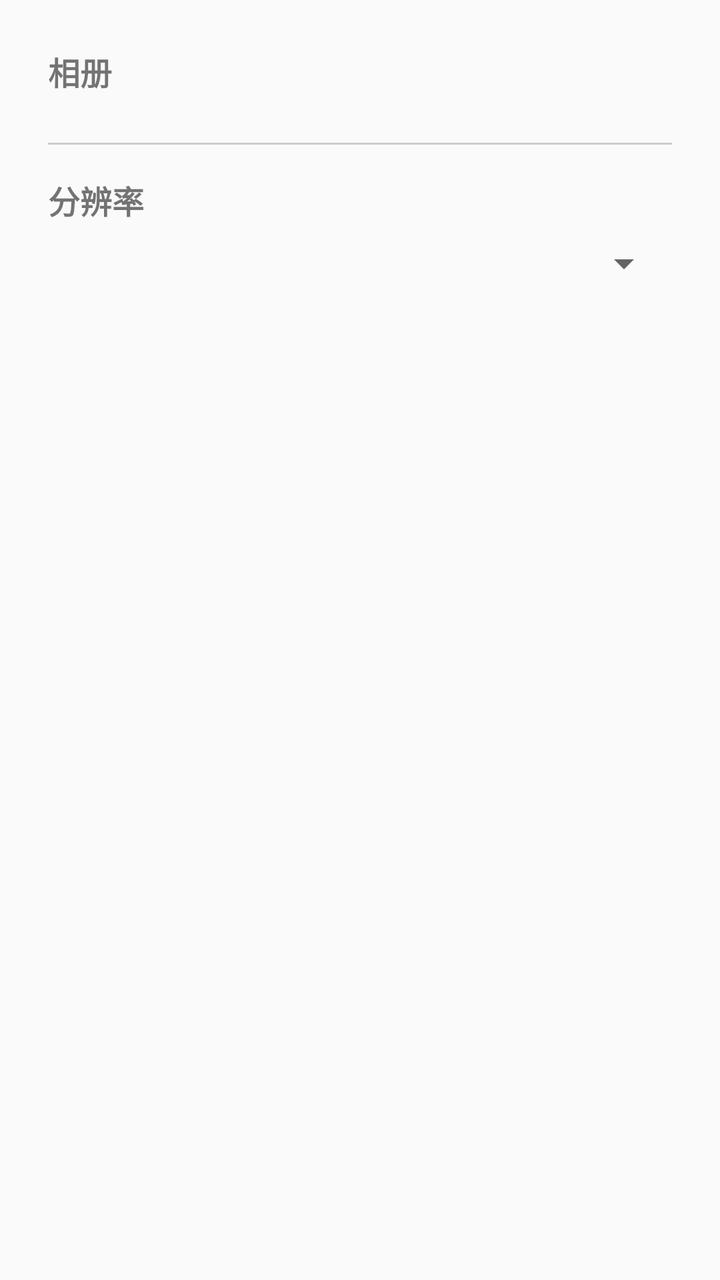
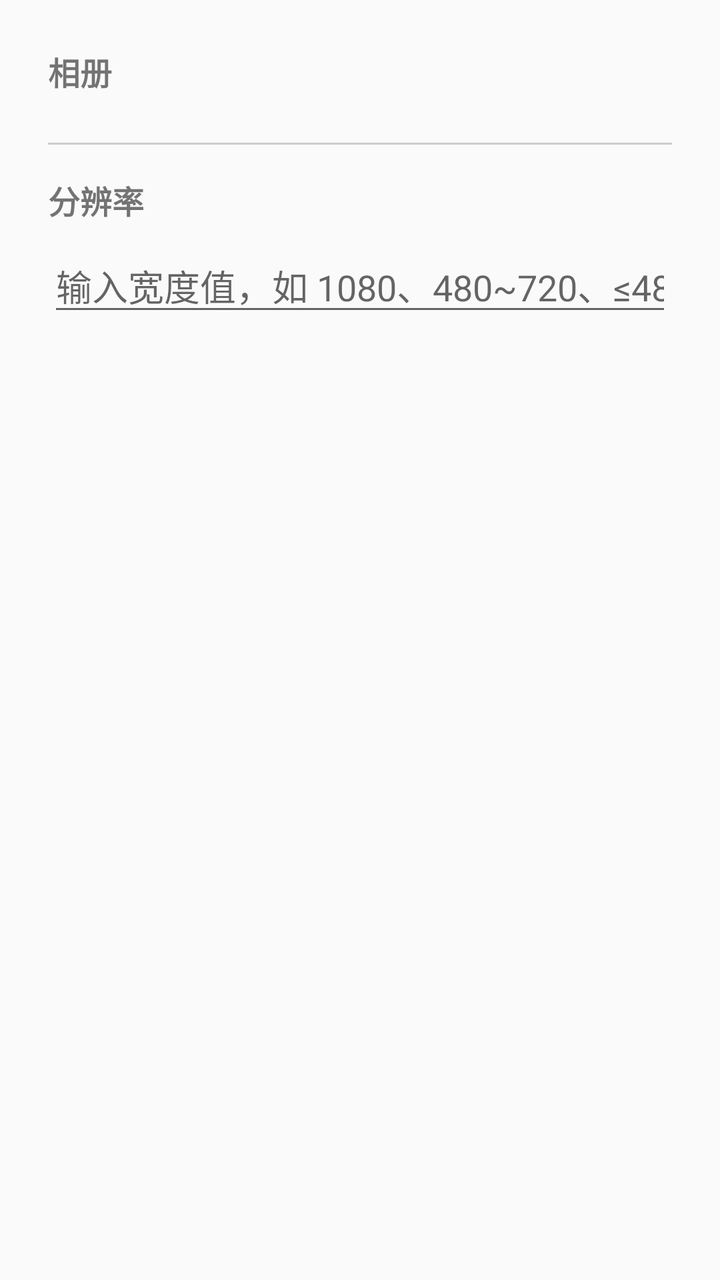

Compare the two renders of this Android layout. The source of the first and the diff that turns it into the second are given below.
<!-- AndroidManifest.xml: application theme Theme.QRCodePicClean -->
<!-- res/layout/dialog_filter.xml -->
<?xml version="1.0" encoding="utf-8"?>
<ScrollView xmlns:android="http://schemas.android.com/apk/res/android"
    android:layout_width="match_parent"
    android:layout_height="match_parent"
    android:padding="24dp">

    <LinearLayout
        android:layout_width="match_parent"
        android:layout_height="wrap_content"
        android:orientation="vertical">

        <TextView
            android:layout_width="wrap_content"
            android:layout_height="wrap_content"
            android:text="@string/filter_albums_section"
            android:textSize="16sp"
            android:textStyle="bold" />

        <LinearLayout
            android:id="@+id/album_container"
            android:layout_width="match_parent"
            android:layout_height="wrap_content"
            android:orientation="vertical"
            android:layout_marginTop="8dp" />

        <View
            android:layout_width="match_parent"
            android:layout_height="1dp"
            android:layout_marginTop="16dp"
            android:layout_marginBottom="16dp"
            android:background="#CCCCCC" />

        <TextView
            android:layout_width="wrap_content"
            android:layout_height="wrap_content"
            android:text="@string/filter_resolution_section"
            android:textSize="16sp"
            android:textStyle="bold" />

        <Spinner
            android:id="@+id/spinner_resolution"
            android:layout_width="match_parent"
            android:layout_height="wrap_content"
            android:layout_marginTop="8dp" />

    </LinearLayout>
</ScrollView>
<!-- resources referenced by this layout -->
<resources>
  <string name="filter_albums_section">相册</string>
  <string name="filter_resolution_section">分辨率</string>
  <style name="Theme.QRCodePicClean" parent="Theme.AppCompat.Light.DarkActionBar">
          <item name="colorPrimary">@color/primary</item>
          <item name="colorPrimaryDark">@color/primary_dark</item>
          <item name="colorAccent">@color/accent</item>
      </style>
  <color name="primary">#1E88E5</color>
  <color name="primary_dark">#1565C0</color>
  <color name="accent">#FF5722</color>
</resources>

<!-- the commit's change to res/layout/dialog_filter.xml (unified diff, before → after) -->
@@ -37,11 +37,13 @@
             android:textSize="16sp"
             android:textStyle="bold" />
 
-        <Spinner
-            android:id="@+id/spinner_resolution"
+        <AutoCompleteTextView
+            android:id="@+id/actv_resolution"
             android:layout_width="match_parent"
             android:layout_height="wrap_content"
-            android:layout_marginTop="8dp" />
+            android:layout_marginTop="8dp"
+            android:hint="@string/res_hint"
+            android:inputType="text" />
 
     </LinearLayout>
 </ScrollView>
<!-- resource entries referenced after the edit -->
@@ -2,6 +2,7 @@
 <resources>
   <string name="filter_albums_section">相册</string>
   <string name="filter_resolution_section">分辨率</string>
+  <string name="res_hint">输入宽度值，如 1080、480~720、≤480、≥1080</string>
   <style name="Theme.QRCodePicClean" parent="Theme.AppCompat.Light.DarkActionBar">
           <item name="colorPrimary">@color/primary</item>
           <item name="colorPrimaryDark">@color/primary_dark</item>
